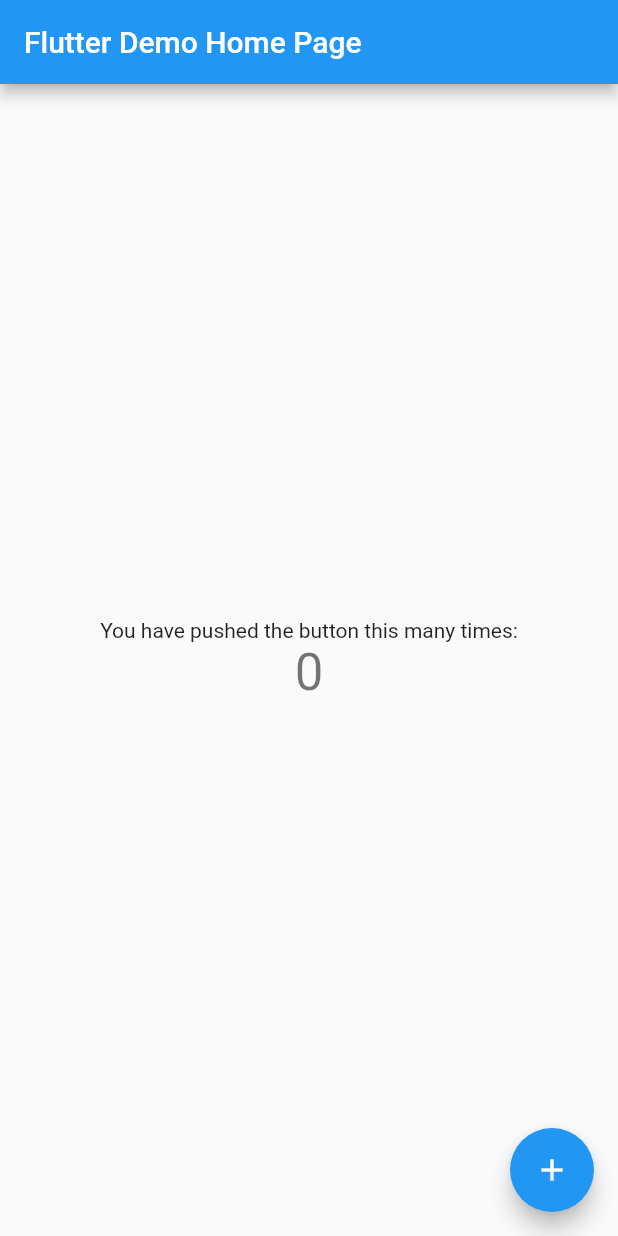
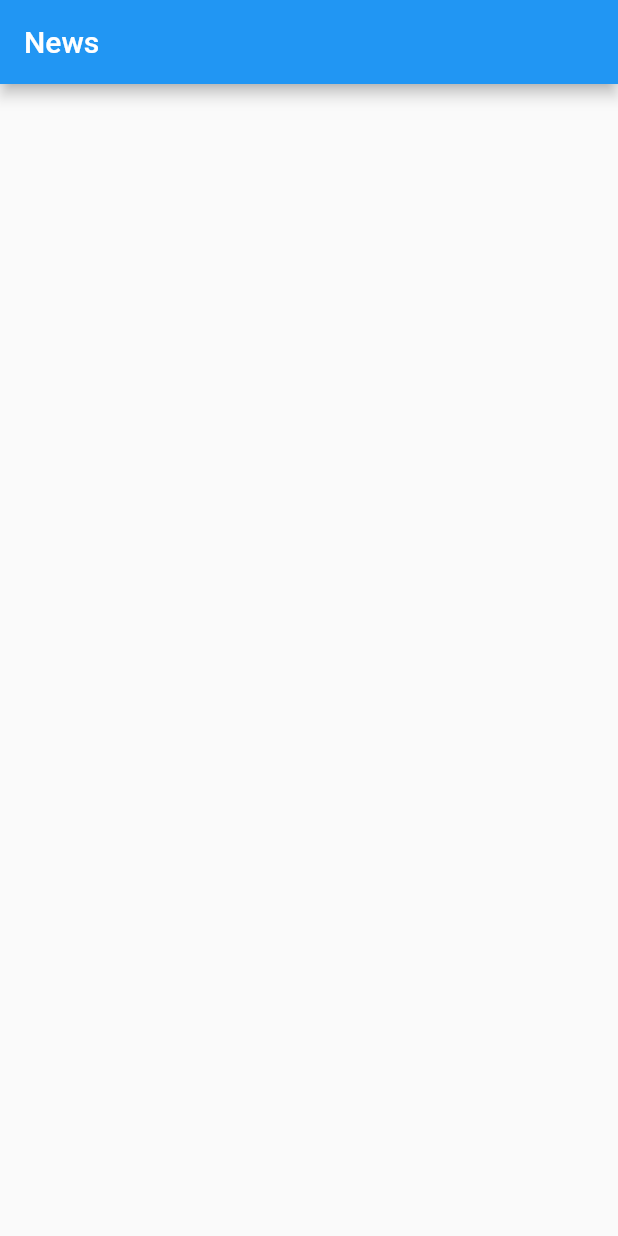
Before and after one commit to ankeet7x/flutternewsapp, a Flutter app: the screen it shows after launch, on a phone screen of 412 x 824 dp. Run offline on Flutter 3.47's test engine with Material 2 defaults, Android fonts, the phone set to English and light mode, and no system bars.

Commit message:
Template created

```diff
--- a/lib/main.dart
+++ b/lib/main.dart
@@ -1,117 +1,14 @@
 import 'package:flutter/material.dart';
+import 'package:flutternews/pages/home.dart';
 
-void main() {
-  runApp(MyApp());
-}
+void main() => runApp(MyApp());
 
 class MyApp extends StatelessWidget {
-  // This widget is the root of your application.
   @override
   Widget build(BuildContext context) {
     return MaterialApp(
-      title: 'Flutter Demo',
-      theme: ThemeData(
-        // This is the theme of your application.
-        //
-        // Try running your application with "flutter run". You'll see the
-        // application has a blue toolbar. Then, without quitting the app, try
-        // changing the primarySwatch below to Colors.green and then invoke
-        // "hot reload" (press "r" in the console where you ran "flutter run",
-        // or simply save your changes to "hot reload" in a Flutter IDE).
-        // Notice that the counter didn't reset back to zero; the application
-        // is not restarted.
-        primarySwatch: Colors.blue,
-        // This makes the visual density adapt to the platform that you run
-        // the app on. For desktop platforms, the controls will be smaller and
-        // closer together (more dense) than on mobile platforms.
-        visualDensity: VisualDensity.adaptivePlatformDensity,
-      ),
-      home: MyHomePage(title: 'Flutter Demo Home Page'),
+      title: "News app",
+      home: HomePage(),
     );
   }
 }
-
-class MyHomePage extends StatefulWidget {
-  MyHomePage({Key key, this.title}) : super(key: key);
-
-  // This widget is the home page of your application. It is stateful, meaning
-  // that it has a State object (defined below) that contains fields that affect
-  // how it looks.
-
-  // This class is the configuration for the state. It holds the values (in this
-  // case the title) provided by the parent (in this case the App widget) and
-  // used by the build method of the State. Fields in a Widget subclass are
-  // always marked "final".
-
-  final String title;
-
-  @override
-  _MyHomePageState createState() => _MyHomePageState();
-}
-
-class _MyHomePageState extends State<MyHomePage> {
-  int _counter = 0;
-
-  void _incrementCounter() {
-    setState(() {
-      // This call to setState tells the Flutter framework that something has
-      // changed in this State, which causes it to rerun the build method below
-      // so that the display can reflect the updated values. If we changed
-      // _counter without calling setState(), then the build method would not be
-      // called again, and so nothing would appear to happen.
-      _counter++;
-    });
-  }
-
-  @override
-  Widget build(BuildContext context) {
-    // This method is rerun every time setState is called, for instance as done
-    // by the _incrementCounter method above.
-    //
-    // The Flutter framework has been optimized to make rerunning build methods
-    // fast, so that you can just rebuild anything that needs updating rather
-    // than having to individually change instances of widgets.
-    return Scaffold(
-      appBar: AppBar(
-        // Here we take the value from the MyHomePage object that was created by
-        // the App.build method, and use it to set our appbar title.
-        title: Text(widget.title),
-      ),
-      body: Center(
-        // Center is a layout widget. It takes a single child and positions it
-        // in the middle of the parent.
-        child: Column(
-          // Column is also a layout widget. It takes a list of children and
-          // arranges them vertically. By default, it sizes itself to fit its
-          // children horizontally, and tries to be as tall as its parent.
-          //
-          // Invoke "debug painting" (press "p" in the console, choose the
-          // "Toggle Debug Paint" action from the Flutter Inspector in Android
-          // Studio, or the "Toggle Debug Paint" command in Visual Studio Code)
-          // to see the wireframe for each widget.
-          //
-          // Column has various properties to control how it sizes itself and
-          // how it positions its children. Here we use mainAxisAlignment to
-          // center the children vertically; the main axis here is the vertical
-          // axis because Columns are vertical (the cross axis would be
-          // horizontal).
-          mainAxisAlignment: MainAxisAlignment.center,
-          children: <Widget>[
-            Text(
-              'You have pushed the button this many times:',
-            ),
-            Text(
-              '$_counter',
-              style: Theme.of(context).textTheme.headline4,
-            ),
-          ],
-        ),
-      ),
-      floatingActionButton: FloatingActionButton(
-        onPressed: _incrementCounter,
-        tooltip: 'Increment',
-        child: Icon(Icons.add),
-      ), // This trailing comma makes auto-formatting nicer for build methods.
-    );
-  }
-}
--- /dev/null
+++ b/lib/pages/home.dart
@@ -0,0 +1,18 @@
+import 'package:flutter/material.dart';
+
+class HomePage extends StatefulWidget {
+  @override
+  _HomePageState createState() => _HomePageState();
+}
+
+class _HomePageState extends State<HomePage> {
+  @override
+  Widget build(BuildContext context) {
+    return Scaffold(
+      appBar: new AppBar(
+        title: Text("News"),
+      ),
+      body: ListView(),
+    );
+  }
+}
```
Also changed, not shown: lib/services/apihelper.dart (added), lib/services/newsclass.dart (added).
